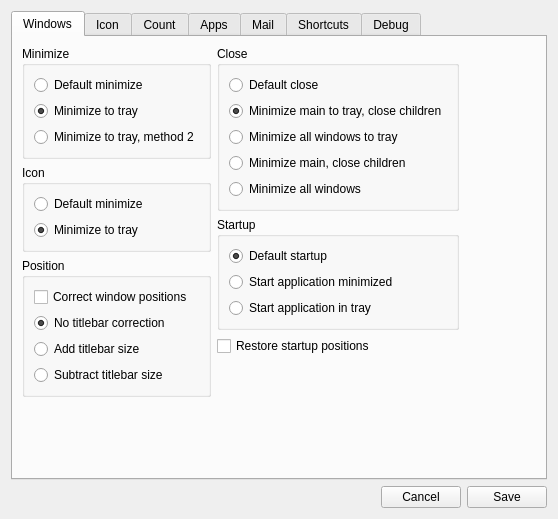
Old version of the form app/SysTray-X/SysTray-X-app/preferences.ui in the repository Ximi1970/systray-x.
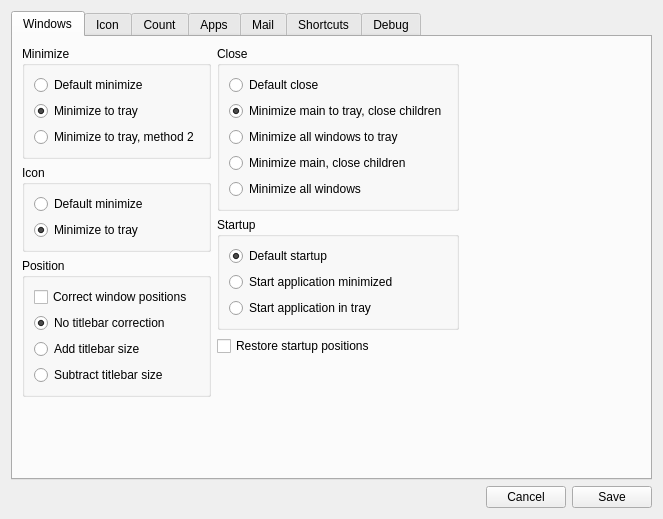
New version of the form. Icons and pictures are not drawn.

Commit message: Extend width

Diff of the .ui file:
```diff
--- a/app/SysTray-X/SysTray-X-app/preferences.ui
+++ b/app/SysTray-X/SysTray-X-app/preferences.ui
@@ -6,7 +6,7 @@
    <rect>
     <x>0</x>
     <y>0</y>
-    <width>558</width>
+    <width>663</width>
     <height>519</height>
    </rect>
   </property>
```
Left out of the diff: 14 changed lines with no effect on the pictures.
